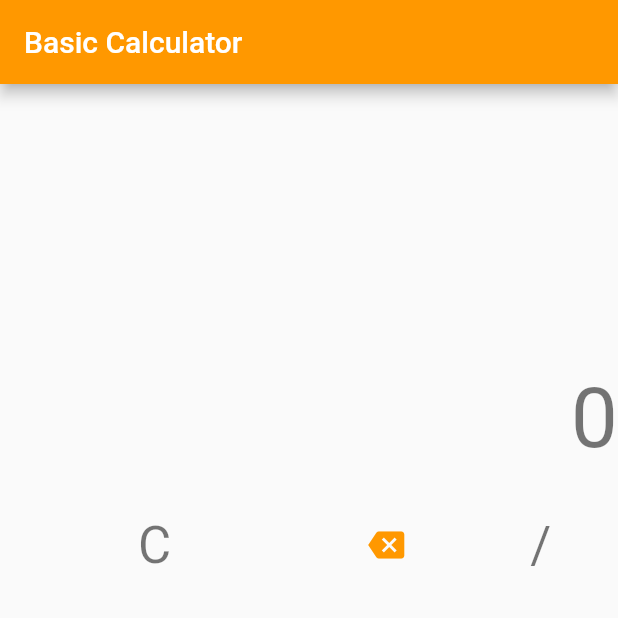
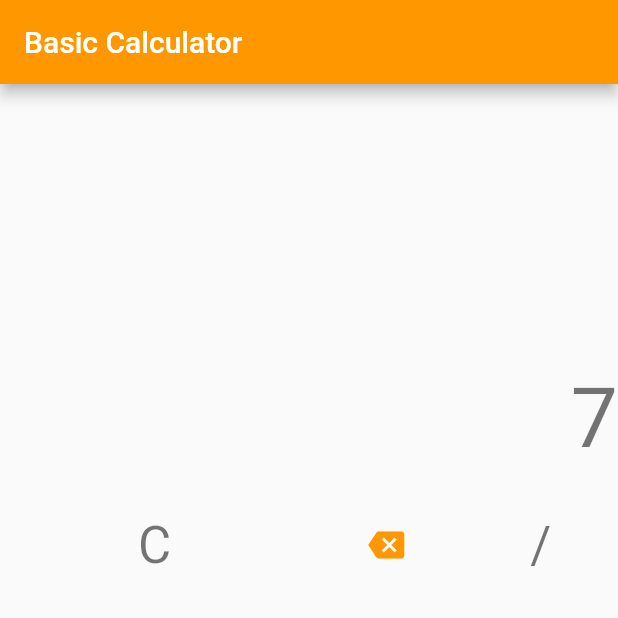
Before and after one commit to muhammadHaggy/calculator_2, a Flutter app: the screen it shows after launch, after a tap on an icon or button, on a phone screen of 412 x 824 dp, the top half of it. Run offline on Flutter 3.47's test engine with Material 2 defaults, Android fonts, the phone set to English and light mode, and no system bars; drawn by our look-alikes of auto_size_text.

Commit message:
display inputted number and fix parentDataElement Error

```diff
--- a/lib/main.dart
+++ b/lib/main.dart
@@ -16,7 +16,8 @@ class MyApp extends StatelessWidget {
       theme: ThemeData(
         primarySwatch: Colors.blue,
       ),
-      home: const MyHomePage(title: 'Flutter Demo Home Page'),
+      home: const MyHomePage(
+          key: Key("homePage"), title: 'Flutter Demo Home Page'),
     );
   }
 }
@@ -42,18 +43,32 @@ class MyHomePage extends StatefulWidget {
 class _MyHomePageState extends State<MyHomePage> {
   final MaterialColor _primarySwatchColor = Colors.orange;
   final Color _titleAppBarColor = Colors.white;
+  final sbValue = StringBuffer();
+  late String operator;
+
+  @override
+  void initState() {
+    super.initState();
+    sbValue.write("0");
+    operator = '';
+  }
+
+  void appendNumber(String strInput) => setState(() {
+        if (sbValue.toString() == '0') {
+          sbValue.clear();
+        }
+        sbValue.write(strInput);
+      });
 
   Widget buttonBuilder(String text, Function() onPressed, {int flex = 1}) {
     return Expanded(
       flex: flex,
-      child: Container(
       child: TextButton(
         child: Text(
           text,
           style: Theme.of(context).textTheme.headline4,
         ),
         onPressed: onPressed,
-        ),
       ),
     );
   }
@@ -70,38 +85,37 @@ class _MyHomePageState extends State<MyHomePage> {
           ),
         ),
         body: Column(
+          key: UniqueKey(),
+          crossAxisAlignment: CrossAxisAlignment.stretch,
           children: <Widget>[
             Expanded(
-              key: Key("expanded_bagian_atas"),
               flex: 1,
               child: Container(
+                alignment: Alignment.bottomRight,
                 key: Key("expanded_container_bagian_atas"),
-                width: double.infinity,
-                height: double.infinity,
-                child: Stack(
-                  alignment: Alignment.bottomRight,
-                  children: [
-                    AutoSizeText(
-                      '0',
+                // child: Stack(
+                //   alignment: Alignment.bottomRight,
+                //   children: [
+                //     AutoSizeText(
+                //       sbValue.toString(),
+                //       style: Theme.of(context).textTheme.headline2,
+                //       maxLines: 1,
+                //     )
+                //   ],
+                // ),
+                child: AutoSizeText(
+                  sbValue.toString(),
                   style: Theme.of(context).textTheme.headline2,
                   maxLines: 1,
-                    )
-                  ],
                 ),
               ),
             ),
             Expanded(
-              key: Key("expanded_bagian_bawah"),
               flex: 2,
-              child: Container(
-                key: Key("expanded_container_bagian_bawah"),
-                width: double.infinity,
-                height: double.infinity,
               child: Column(
+                key: UniqueKey(),
                 children: [
                   Expanded(
-                      child: Container(
-                        child: Expanded(
                     child: Row(
                       crossAxisAlignment: CrossAxisAlignment.stretch,
                       children: [
@@ -120,6 +134,15 @@ class _MyHomePageState extends State<MyHomePage> {
                       ],
                     ),
                   ),
+                  Expanded(
+                    child: Row(
+                      crossAxisAlignment: CrossAxisAlignment.stretch,
+                      children: [
+                        buttonBuilder('7', () => appendNumber('7')),
+                        buttonBuilder('8', () => appendNumber('8')),
+                        buttonBuilder('9', () => appendNumber('9')),
+                        buttonBuilder('x', () => null),
+                      ],
                     ),
                   ),
                   Expanded(
@@ -127,47 +150,32 @@ class _MyHomePageState extends State<MyHomePage> {
                       child: Row(
                         crossAxisAlignment: CrossAxisAlignment.stretch,
                         children: [
-                          buttonBuilder('7', () => null),
-                          buttonBuilder('8', () => null),
-                          buttonBuilder('9', () => null),
-                          buttonBuilder('x', () => null),
-                        ],
-                      )),
-                    ),
-                    Expanded(
-                      child: Container(
-                        child: Row(
-                          crossAxisAlignment: CrossAxisAlignment.stretch,
-                          children: [
-                            buttonBuilder('4', () => null),
-                            buttonBuilder('5', () => null),
-                            buttonBuilder('6', () => null),
+                          buttonBuilder('4', () => appendNumber('4')),
+                          buttonBuilder('5', () => appendNumber('5')),
+                          buttonBuilder('6', () => appendNumber('6')),
                           buttonBuilder('-', () => null),
                         ],
                       ),
                     ),
                   ),
                   Expanded(
-                      child: Container(
                     child: Row(
                       crossAxisAlignment: CrossAxisAlignment.stretch,
                       children: [
-                            buttonBuilder('1', () => null),
-                            buttonBuilder('2', () => null),
-                            buttonBuilder('3', () => null),
+                        buttonBuilder('1', () => appendNumber('1')),
+                        buttonBuilder('2', () => appendNumber('2')),
+                        buttonBuilder('3', () => appendNumber('3')),
                         buttonBuilder('+', () => null),
                       ],
                     ),
                   ),
-                    ),
                   Expanded(
-                      child: Container(
                     child: Row(
                       crossAxisAlignment: CrossAxisAlignment.stretch,
                       children: [
                         buttonBuilder(
                           '0',
-                              () => null,
+                          () => appendNumber('0'),
                           flex: 3,
                         ),
                         Expanded(
@@ -182,9 +190,7 @@ class _MyHomePageState extends State<MyHomePage> {
                       ],
                     ),
                   ),
-                    ),
                 ],
-                ),
               ),
             )
           ],
```
Lines whose indentation alone changed are shown as unchanged.
